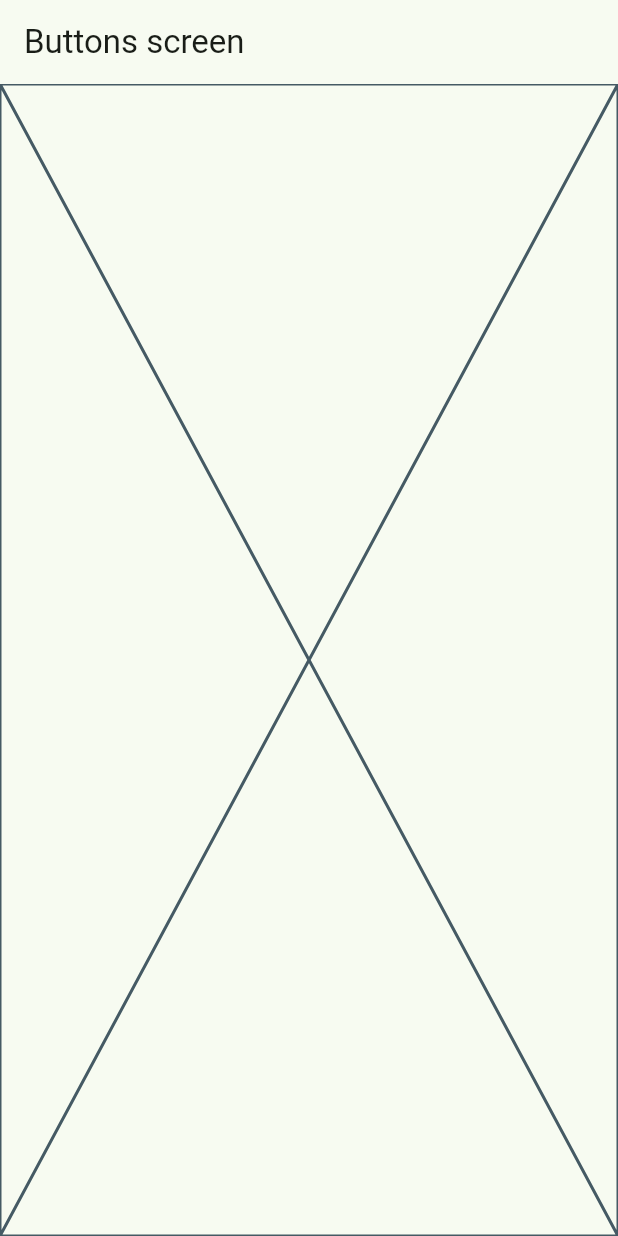
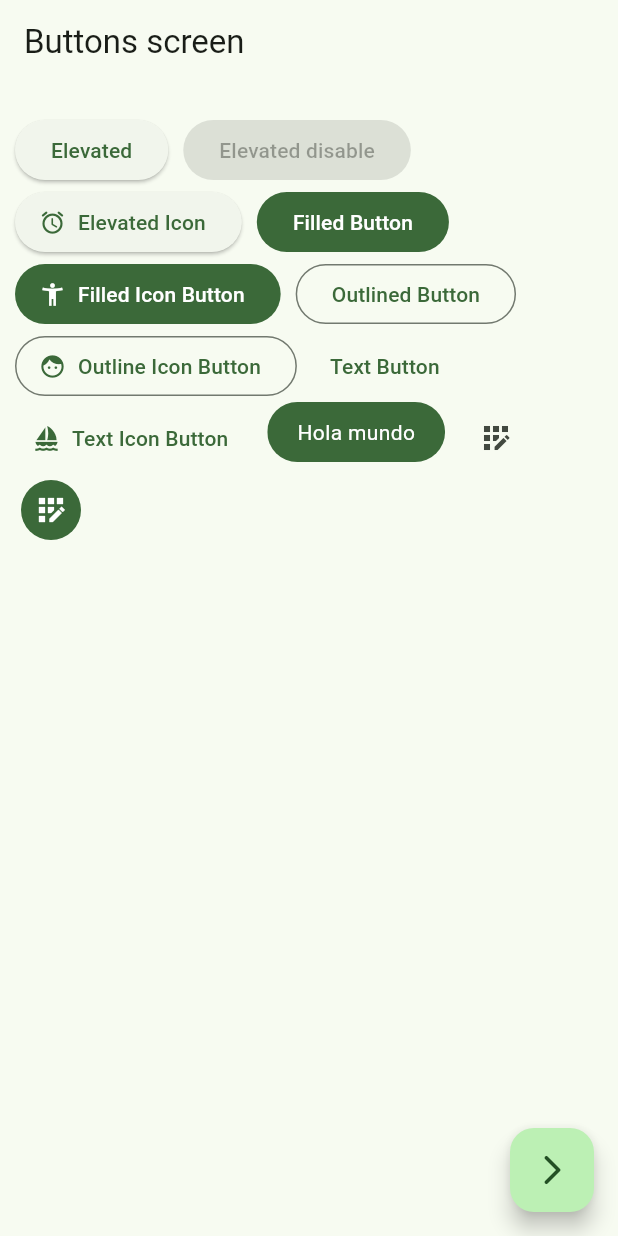
Before and after one commit to yvngmarti/widgets_app, a Flutter app: the ButtonsScreen screen opened by its route, on a phone screen of 412 x 824 dp. Run offline on Flutter 3.47's test engine with Material 3 defaults, Android fonts, the phone set to English and light mode, and no system bars; our stand-ins replace go_router.

Commit message:
buttons screen finalizado

```diff
--- a/lib/presentation/screens/home/buttons/buttons_screen.dart
+++ b/lib/presentation/screens/home/buttons/buttons_screen.dart
@@ -1,4 +1,5 @@
 import 'package:flutter/material.dart';
+import 'package:go_router/go_router.dart';
 
 class ButtonsScreen extends StatelessWidget {
   static const String name = 'buttons';
@@ -10,7 +11,103 @@ class ButtonsScreen extends StatelessWidget {
       appBar: AppBar(
         title: const Text('Buttons screen'),
       ),
-      body: const Placeholder(),
+      body: const _ButtonsView(),
+      floatingActionButton: FloatingActionButton(
+        child: const Icon(Icons.arrow_forward_ios_rounded),
+        onPressed: () {
+          context.pop();
+        },
+      ),
     );
   }
 }
+
+class _ButtonsView extends StatelessWidget {
+  const _ButtonsView();
+
+  @override
+  Widget build(BuildContext context) {
+    final colors = Theme.of(context).colorScheme;
+    return SizedBox(
+      // el wrap va poniendo los widgets como una fila y ocupa el espacio del ancho de la pantalla, cuando ya no tiene espacio salta a otra linea como una columna
+      width: double.infinity,
+      child: Padding(
+        padding: const EdgeInsets.symmetric(
+          horizontal: 10,
+          vertical: 20,
+        ),
+        child: Wrap(
+          spacing: 10,
+          children: [
+            ElevatedButton(
+              onPressed: () {},
+              child: const Text('Elevated'),
+            ),
+            const ElevatedButton(
+              onPressed: null,
+              child: Text('Elevated disable'),
+            ),
+            ElevatedButton.icon(
+              onPressed: () {},
+              icon: const Icon(Icons.access_alarm_rounded),
+              label: const Text('Elevated Icon'),
+            ),
+            FilledButton(onPressed: () {}, child: const Text('Filled Button')),
+            FilledButton.icon(
+                onPressed: () {},
+                icon: const Icon(Icons.accessibility_new),
+                label: const Text('Filled Icon Button')),
+            OutlinedButton(
+                onPressed: () {}, child: const Text('Outlined Button')),
+            OutlinedButton.icon(
+                onPressed: () {},
+                icon: const Icon(Icons.face),
+                label: const Text('Outline Icon Button')),
+            TextButton(onPressed: () {}, child: const Text('Text Button')),
+            TextButton.icon(
+                onPressed: () {},
+                icon: const Icon(Icons.sailing),
+                label: const Text('Text Icon Button')),
+
+            // custom button
+            const CustomButton(),
+
+            IconButton(
+                onPressed: () {},
+                icon: const Icon(Icons.app_registration_outlined)),
+            IconButton(
+              onPressed: () {},
+              icon: const Icon(Icons.app_registration_sharp),
+              style: ButtonStyle(
+                backgroundColor: MaterialStatePropertyAll(colors.primary),
+                iconColor: const MaterialStatePropertyAll(Colors.white),
+              ),
+            )
+          ],
+        ),
+      ),
+    );
+  }
+}
+
+class CustomButton extends StatelessWidget {
+  const CustomButton({super.key});
+
+  @override
+  Widget build(BuildContext context) {
+    final colors = Theme.of(context).colorScheme;
+    return ClipRRect(
+      borderRadius: BorderRadius.circular(20),
+      child: Material(
+        color: colors.primary,
+        child: InkWell(
+          onTap: (){},
+          child: Padding(
+            padding: EdgeInsets.symmetric(horizontal: 20, vertical: 10),
+            child: Text('Hola mundo',style: TextStyle(color: Colors.white),),
+          ),
+        ),
+      ),
+    );
+  }
+}
--- a/lib/presentation/screens/home/home_screen.dart
+++ b/lib/presentation/screens/home/home_screen.dart
@@ -1,7 +1,6 @@
 import 'package:flutter/material.dart';
 import 'package:go_router/go_router.dart';
 import 'package:widgets_app/config/menu/menu_items.dart';
-import 'package:widgets_app/presentation/screens/home/cards/cards_screen.dart';
 
 class HomeScreen extends StatelessWidget {
   static const String name = 'home_screen';
```
